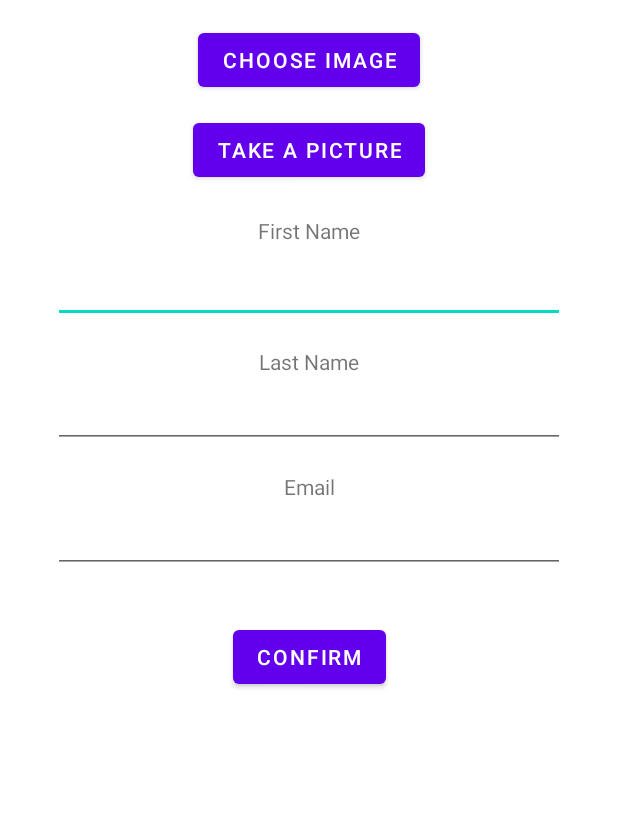
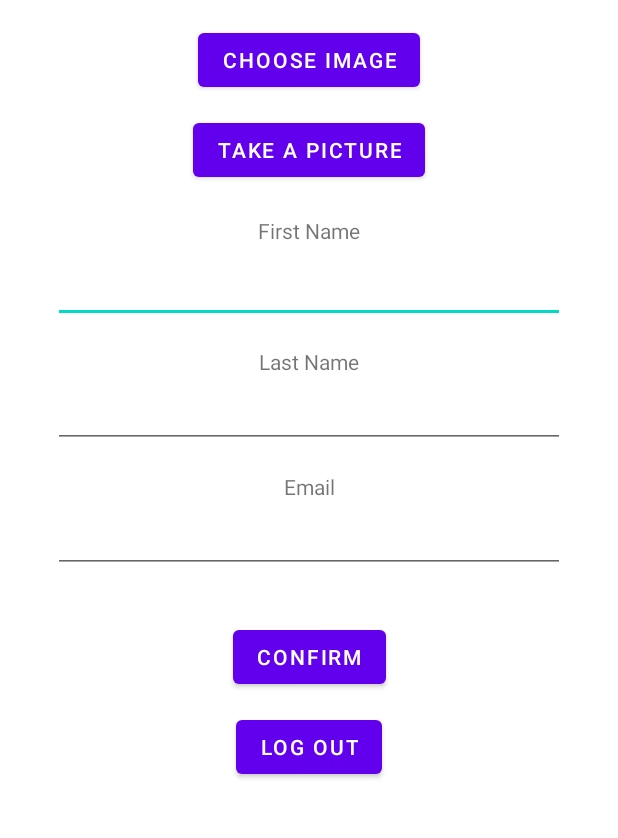
Before and after one commit to JoaoBaptMG/ToDo-DMProject, an Android app: the TaskListFragment screen opened directly, with no data from a screen before it, after a tap on "Avatar", on a phone screen of 412 x 824 dp, the part 204-1042 px from its top. Run offline under Robolectric (Android 15) with nearby library versions, the phone set to English and light mode, and no system bars; libraries missing offline, so code that uses them is left out: com.google.modernstorage.mediastore, com.jakewharton.retrofit2; network calls fail; pictures from the network do not load; 3 statements that could not run were skipped.

Commit message:
Add logout button

```diff
--- a/app/src/main/java/com/joaobapt/todo/network/Api.kt
+++ b/app/src/main/java/com/joaobapt/todo/network/Api.kt
@@ -20,13 +20,16 @@ object Api {
         appContext = context
     }
 
-    fun getToken() = PreferenceManager.getDefaultSharedPreferences(appContext)
-        .getString("auth_token_key", "")
+    private val prefManager get() = PreferenceManager.getDefaultSharedPreferences(appContext)
+
+    fun getToken() = prefManager.getString("auth_token_key", "")
 
     fun setToken(token: String) {
-        PreferenceManager.getDefaultSharedPreferences(appContext).edit {
-            putString("auth_token_key", token)
-        }
+        prefManager.edit { putString("auth_token_key", token)  }
+    }
+
+    fun eraseToken() {
+        prefManager.edit { remove("auth_token_key") }
     }
 
     private val okHttpClient by lazy {
--- a/app/src/main/java/com/joaobapt/todo/tasklist/TaskListFragment.kt
+++ b/app/src/main/java/com/joaobapt/todo/tasklist/TaskListFragment.kt
@@ -32,6 +32,12 @@ class TaskListFragment : Fragment() {
         if (task != null) viewModel.addOrEdit(task)
     }
 
+    private val userInfoLauncher = registerForActivityResult(
+        ActivityResultContracts.StartActivityForResult()) { result ->
+        val logout = result.data?.getBooleanExtra("logout", false) ?: false
+        if (logout) activity?.finish()
+    }
+
     override fun onCreateView(inflater: LayoutInflater, container: ViewGroup?,
                               savedInstanceState: Bundle?): View {
         super.onCreateView(inflater, container, savedInstanceState)
@@ -57,11 +63,8 @@ class TaskListFragment : Fragment() {
             }
         }
 
-        with(binding.userAvatar) {
-            load("https://goo.gl/gEgYUd") {
-                transformations(CircleCropTransformation())
-            }
-            setOnClickListener { startActivity(Intent(context, UserInfoActivity::class.java)) }
+        binding.userAvatar.setOnClickListener {
+            userInfoLauncher.launch(Intent(context, UserInfoActivity::class.java))
         }
     }
 
--- a/app/src/main/res/layout/activity_user_info.xml
+++ b/app/src/main/res/layout/activity_user_info.xml
@@ -127,5 +127,15 @@
             app:layout_constraintEnd_toEndOf="parent"
             app:layout_constraintStart_toStartOf="parent"
             app:layout_constraintTop_toBottomOf="@+id/user_email_edit" />
+
+        <Button
+            android:id="@+id/user_logout_button"
+            android:layout_width="wrap_content"
+            android:layout_height="wrap_content"
+            android:layout_marginTop="12dp"
+            android:text="@string/user_log_out"
+            app:layout_constraintEnd_toEndOf="parent"
+            app:layout_constraintStart_toStartOf="parent"
+            app:layout_constraintTop_toBottomOf="@+id/user_confirm_button" />
     </androidx.constraintlayout.widget.ConstraintLayout>
 </ScrollView>
--- a/app/src/main/res/values/strings.xml
+++ b/app/src/main/res/values/strings.xml
@@ -23,4 +23,5 @@
     <string name="user_password">Password</string>
     <string name="confirm_password">Confirm Password</string>
     <string name="connection_error">Connection error!</string>
+    <string name="user_log_out">Log Out</string>
 </resources>
```
Also changed, not shown: app/src/main/java/com/joaobapt/todo/user/UserInfoActivity.kt (+7 -0 lines).
